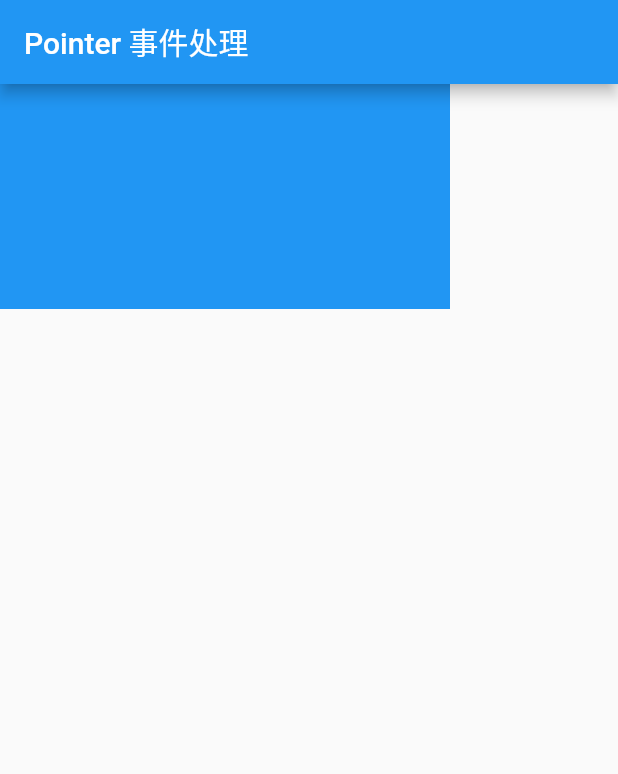
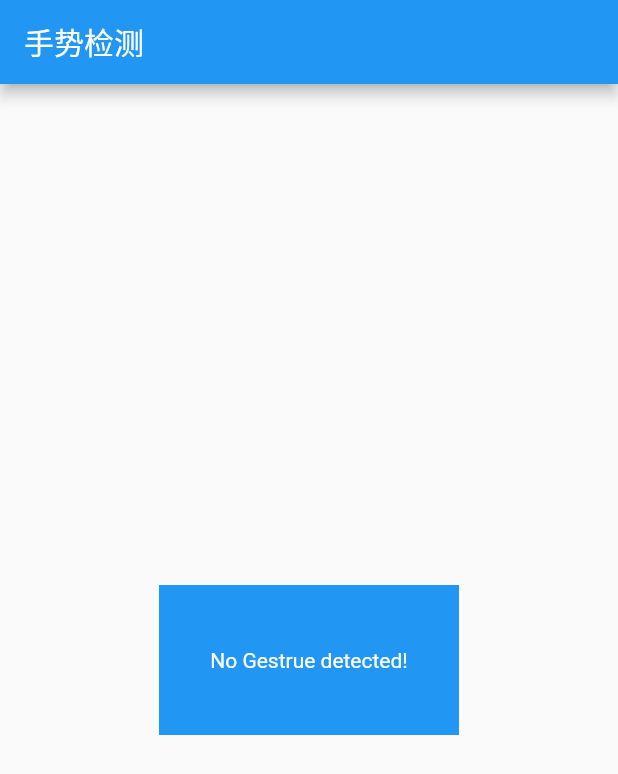
Before and after one commit to real-jacket/flutter-demo, a Flutter app: the screen it shows after launch, on a phone screen of 412 x 824 dp. Shown: the top 774 px of the screen. Run offline on Flutter 3.47's test engine with Material 2 defaults, Android fonts, the phone set to English and light mode, and no system bars.

Commit message:
手势检测 tap doubleTap Longpress

```diff
--- a/lib/main.dart
+++ b/lib/main.dart
@@ -10,44 +10,49 @@ class MyApp extends StatelessWidget {
       theme: new ThemeData(
         primaryColor: Colors.blue,
       ),
-      home: ScrollNotificationTestRoute(),
+      home: GestureDetectorTestRoute(),
     );
   }
 }
 
-class ScrollNotificationTestRoute extends StatefulWidget {
+class GestureDetectorTestRoute extends StatefulWidget {
   @override
-  _ScrollNotificationTestRouteState createState() =>
-      _ScrollNotificationTestRouteState();
+  _GestureDetectorTestRouteState createState() =>
+      _GestureDetectorTestRouteState();
 }
 
-class _ScrollNotificationTestRouteState
-    extends State<ScrollNotificationTestRoute> {
-  PointerEvent _event;
+class _GestureDetectorTestRouteState extends State<GestureDetectorTestRoute> {
+  String _operation = "No Gestrue detected!";
 
   @override
   Widget build(BuildContext context) {
     return Scaffold(
       appBar: AppBar(
-        title: Text('Pointer 事件处理'),
+        title: Text('手势检测'),
       ),
-      body: Listener(
-        child: Container(
-          alignment: Alignment.center,
-          color: Colors.blue,
-          width: 300,
-          height: 150,
-          child: Text(
-            _event?.toString() ?? '',
-            style: TextStyle(color: Colors.white),
+      body: Center(
+        child: GestureDetector(
+          child: Container(
+            alignment: Alignment.center,
+            color: Colors.blue,
+            width: 200.0,
+            height: 100.0,
+            child: Text(
+              _operation,
+              style: TextStyle(color: Colors.white),
+            ),
           ),
+          onTap: () => updateText("Tap"),
+          onDoubleTap: () => updateText('DoubleTap'),
+          onLongPress: () => updateText('LongPress'),
         ),
-        onPointerDown: (PointerDownEvent event) =>
-            setState(() => _event = event),
-        onPointerMove: (PointerMoveEvent event) =>
-            setState(() => _event = event),
-        onPointerUp: (PointerUpEvent event) => setState(() => _event = event),
       ),
     );
   }
+
+  void updateText(String text) {
+    setState(() {
+      _operation = text;
+    });
+  }
 }
```
